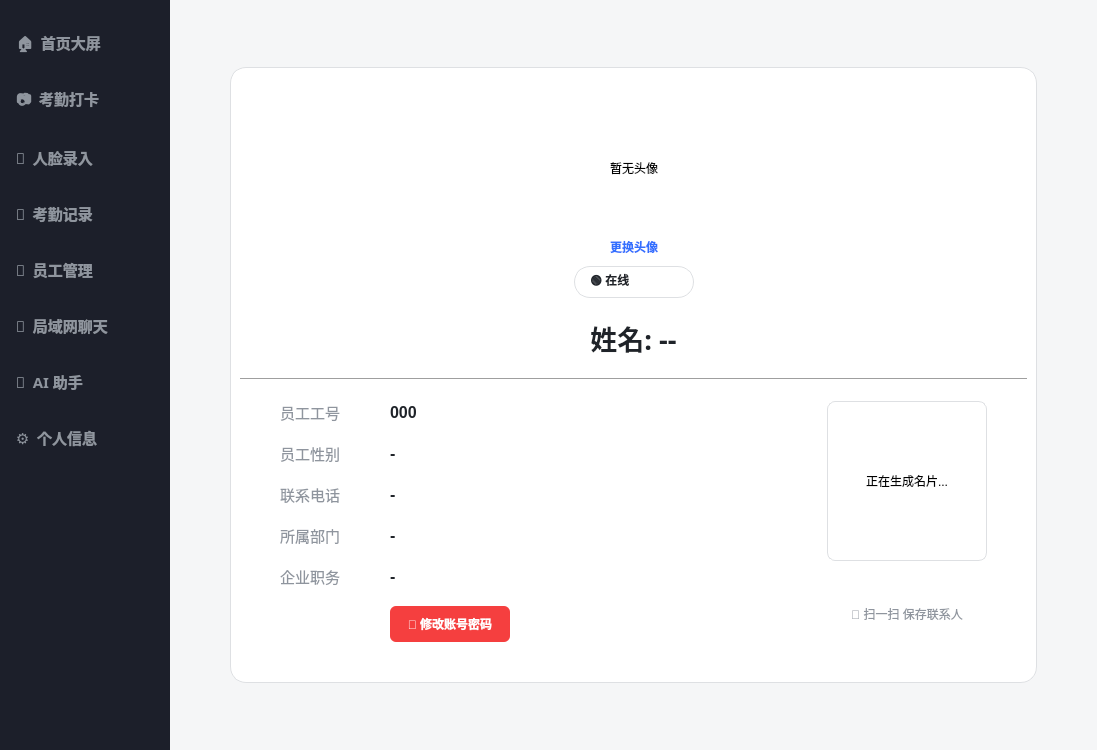
This is AttendanceClient/MainWidget.ui in cai-0312/FaceAttendanceSystem as Qt 5 draws it before an edit. The edited form follows.
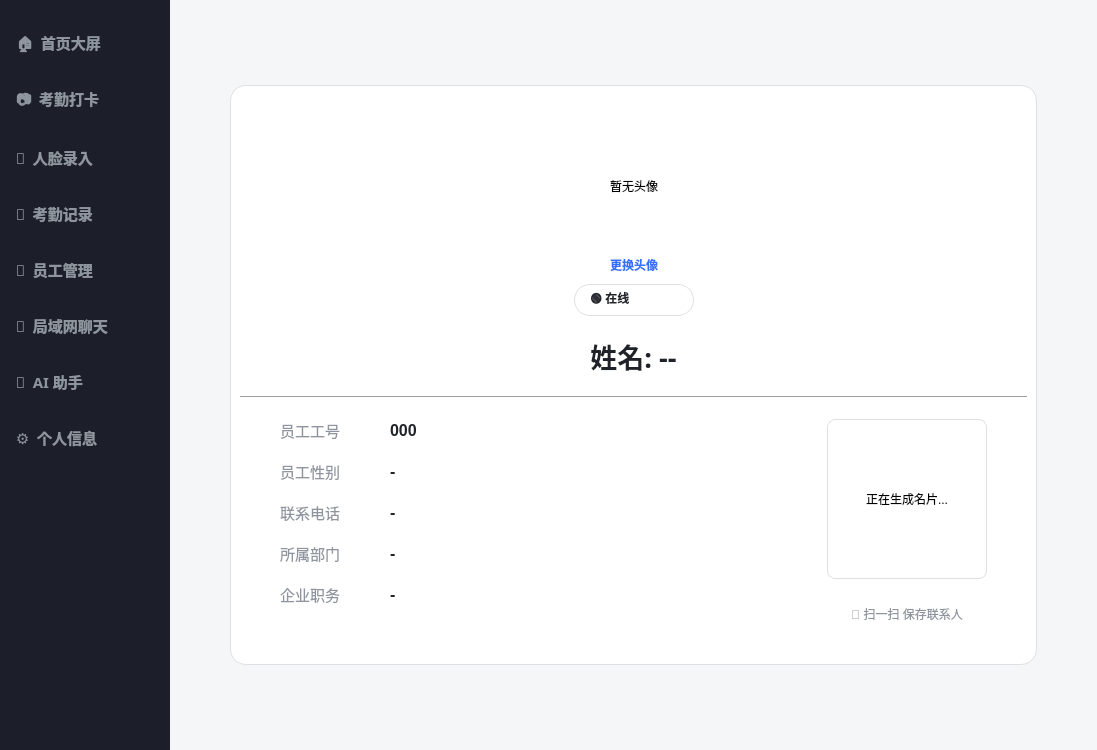
This is the edited form. The open tabs and pages were chosen to show the change.

What changed in the file:
```diff
--- a/AttendanceClient/MainWidget.ui
+++ b/AttendanceClient/MainWidget.ui
@@ -1799,30 +1799,6 @@
 																</property>
 															</spacer>
 														</item>
-														<item row="5" column="1">
-															<widget class="QPushButton" name="btn_ChangePassword">
-																<property name="minimumSize">
-																	<size>
-																		<width>120</width>
-																		<height>36</height>
-																	</size>
-																</property>
-																<property name="font">
-																	<font>
-																		<bold>true</bold>
-																	</font>
-																</property>
-																<property name="cursor">
-																	<cursorShape>PointingHandCursor</cursorShape>
-																</property>
-																<property name="styleSheet">
-																	<string notr="true">QPushButton { background-color: #F53F3F; color: white; border: none; border-radius: 6px; } QPushButton:hover { background-color: #F76560; }</string>
-																</property>
-																<property name="text">
-																	<string>🔑 修改账号密码</string>
-																</property>
-															</widget>
-														</item>
 													</layout>
 												</item>
 												<item>
```
Left out of the diff: 14 changed lines with no effect on the pictures. Lines whose indentation alone changed are shown as unchanged.
